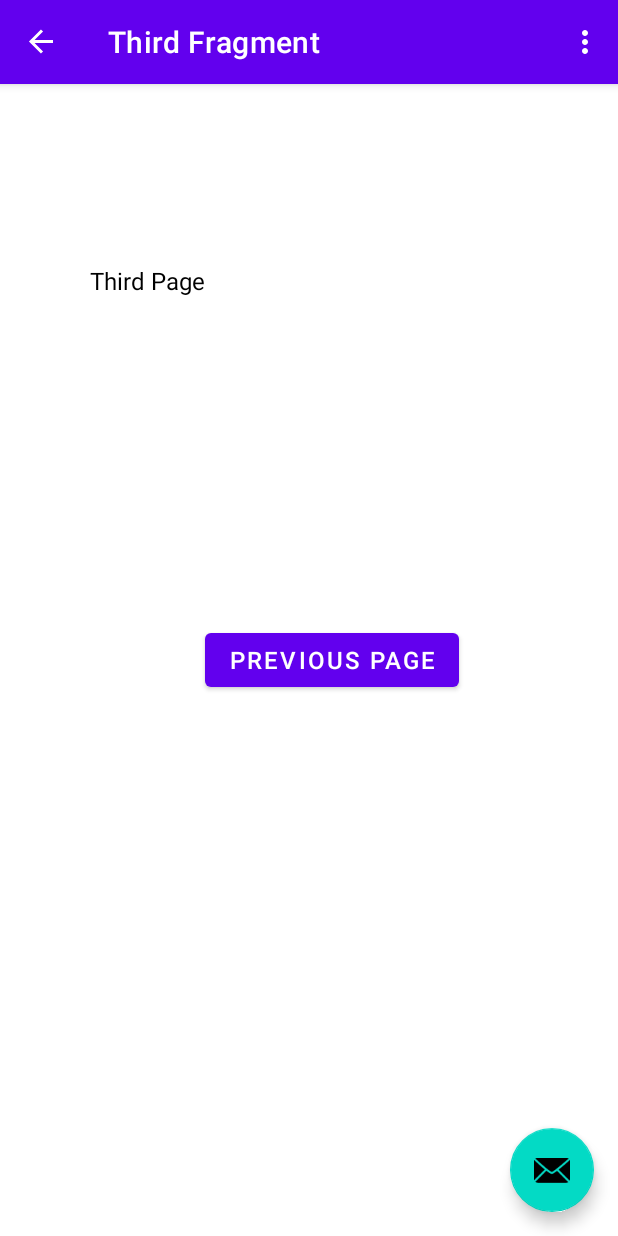
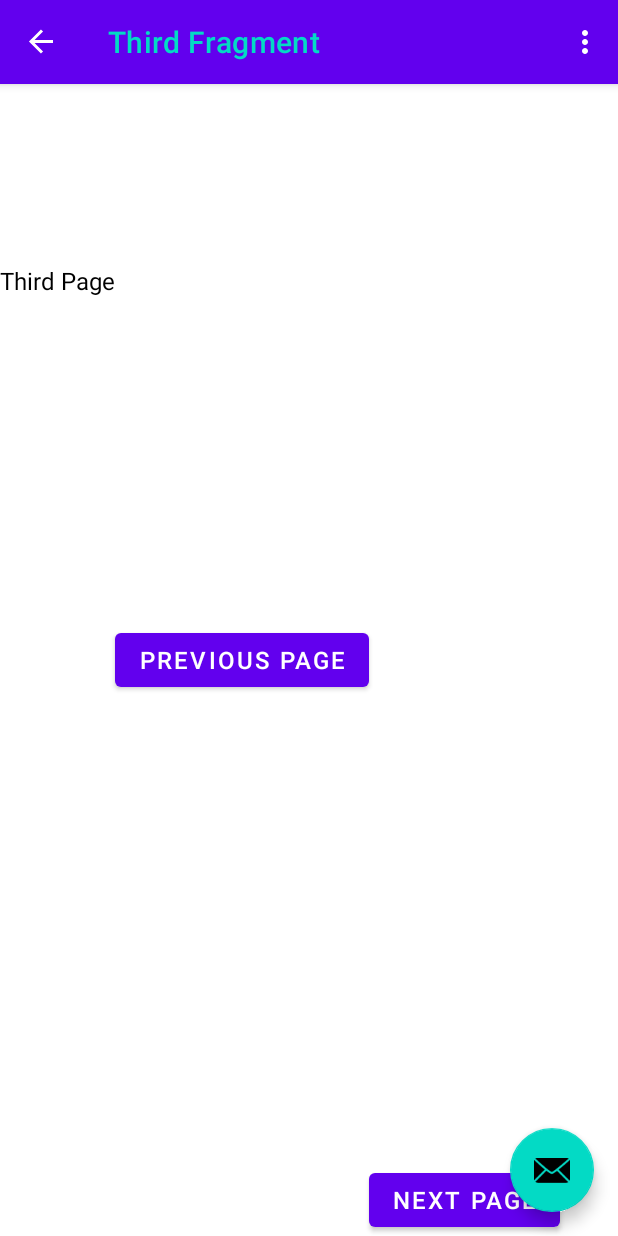
Before and after one commit to kalemat00/My-First-App, an Android app: the ThirdFragment screen opened through its navigation route, on a phone screen of 412 x 824 dp. Run offline under Robolectric (Android 15) with nearby library versions, the phone set to English and light mode, and no system bars; our stand-ins replace navigation-ui.

Commit message:
added feature/forth fragment with a recyclervier

```diff
--- a/app/build.gradle
+++ b/app/build.gradle
@@ -37,7 +37,7 @@ android {
 
 dependencies {
 
-    implementation 'androidx.core:core-ktx:1.7.0'
+    implementation 'androidx.core:core-ktx:1.9.0'
     implementation 'androidx.appcompat:appcompat:1.6.0'
     implementation 'com.google.android.material:material:1.8.0'
     implementation 'androidx.constraintlayout:constraintlayout:2.1.4'
@@ -46,4 +46,5 @@ dependencies {
     testImplementation 'junit:junit:4.13.2'
     androidTestImplementation 'androidx.test.ext:junit:1.1.5'
     androidTestImplementation 'androidx.test.espresso:espresso-core:3.5.1'
+    implementation 'androidx.recyclerview:recyclerview:1.2.1'
 }
--- a/app/src/main/java/com/example/myfirstapp/ThirdFragment.kt
+++ b/app/src/main/java/com/example/myfirstapp/ThirdFragment.kt
@@ -7,17 +7,6 @@ import android.view.View
 import android.view.ViewGroup
 import androidx.navigation.fragment.findNavController
 import com.example.myfirstapp.databinding.FragmentThirdBinding
-
-// TODO: Rename parameter arguments, choose names that match
-// the fragment initialization parameters, e.g. ARG_ITEM_NUMBER
-private const val ARG_PARAM1 = "param1"
-private const val ARG_PARAM2 = "param2"
-
-/**
- * A simple [Fragment] subclass.
- * Use the [ThirdFragment.newInstance] factory method to
- * create an instance of this fragment.
- */
 class ThirdFragment : Fragment() {
 
 
@@ -31,6 +20,10 @@ class ThirdFragment : Fragment() {
             findNavController().navigate(R.id.action_ThirdFragment_to_SecondFragment)
         }
 
+        binding.buttonGoToListPage.setOnClickListener{
+            findNavController().navigate(R.id.action_ThirdFragment_to_ListFragment)
+        }
+
         return binding.root
     }
 
--- /dev/null
+++ b/app/src/main/java/com/example/myfirstapp/recyclerview/ItemToBuy.kt
@@ -0,0 +1,3 @@
+package com.example.myfirstapp.recyclerview
+
+data class ItemToBuy(val name: String)
--- a/app/src/main/res/layout/activity_main.xml
+++ b/app/src/main/res/layout/activity_main.xml
@@ -17,7 +17,7 @@
             android:layout_height="?attr/actionBarSize"
             android:background="?attr/colorPrimary"
             app:popupTheme="@style/Theme.MyFirstApp.PopupOverlay"
-            app:titleTextColor="@color/white" />
+            app:titleTextColor="@color/teal_200" />
 
     </com.google.android.material.appbar.AppBarLayout>
 
@@ -30,6 +30,7 @@
         android:layout_gravity="bottom|end"
         android:layout_marginEnd="@dimen/fab_margin"
         android:layout_marginBottom="@dimen/fab_margin"
-        app:srcCompat="@android:drawable/ic_dialog_email" />
+        app:srcCompat="@android:drawable/ic_dialog_email"
+        android:contentDescription="tasto"/>
 
 </androidx.coordinatorlayout.widget.CoordinatorLayout>
--- a/app/src/main/res/layout/fragment_third.xml
+++ b/app/src/main/res/layout/fragment_third.xml
@@ -11,8 +11,7 @@
         android:id="@+id/third_page_textView"
         android:text="@string/third_page"
         style="@style/regular_text"
-        android:layout_marginTop="@dimen/top_margin_textView_thirdFragment"
-        android:layout_marginStart="@dimen/start_margin_textView_thirdFragment"/>
+        android:layout_marginTop="@dimen/top_margin_textView_thirdFragment" />
 
     <Button
         android:id="@+id/button_return_to_second_page"
@@ -20,4 +19,10 @@
         style="@style/button_text"
         android:layout_gravity="center"/>
 
+    <Button
+        android:id="@+id/button_go_to_list_page"
+        android:text="@string/next"
+        style="@style/button_text"
+        android:layout_gravity="bottom"/>
+
 </LinearLayout>
--- a/app/src/main/res/navigation/nav_graph.xml
+++ b/app/src/main/res/navigation/nav_graph.xml
@@ -39,5 +39,20 @@
         <action
             android:id="@+id/action_ThirdFragment_to_SecondFragment"
             app:destination="@+id/SecondFragment"/>
+
+        <action
+            android:id="@+id/action_ThirdFragment_to_ListFragment"
+            app:destination="@+id/ListFragment"/>
+    </fragment>
+
+    <fragment
+        android:id="@+id/ListFragment"
+        android:name="com.example.myfirstapp.ListFragment"
+        android:label="@string/list_fragment_label"
+        tools:layout="@layout/fragment_list">
+
+        <action
+            android:id="@+id/action_ListFragment_to_ThirdFragment"
+            app:destination="@+id/ThirdFragment"/>
     </fragment>
 </navigation>
--- a/app/src/main/res/values/strings.xml
+++ b/app/src/main/res/values/strings.xml
@@ -12,4 +12,7 @@
     <string name="second_page">Second Page</string>
     <string name="third_page">Third Page</string>
     <string name="third_fragment_label">Third Fragment</string>
+    <!-- TODO: Remove or change this placeholder text -->
+    <string name="hello_blank_fragment">Hello blank fragment</string>
+    <string name="list_fragment_label">List Fragment</string>
 </resources>
```
Also changed, not shown: app/src/main/java/com/example/myfirstapp/ListFragment.kt (added, +62 -0 lines), app/src/main/java/com/example/myfirstapp/recyclerview/AdapterItemToBuy.kt (added, +33 -0 lines), app/src/main/res/layout/fragment_list.xml (added, +24 -0 lines), app/src/main/res/layout/list_item_layout.xml (added, +17 -0 lines), 1 other file.
